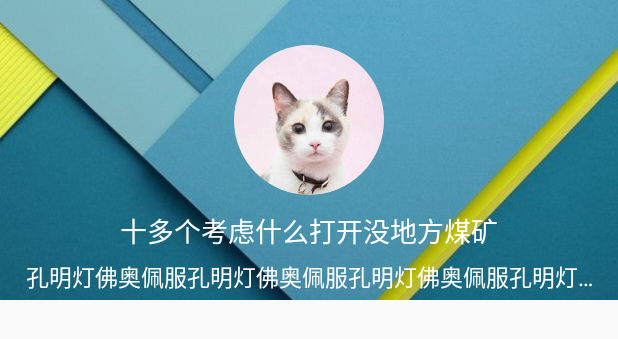
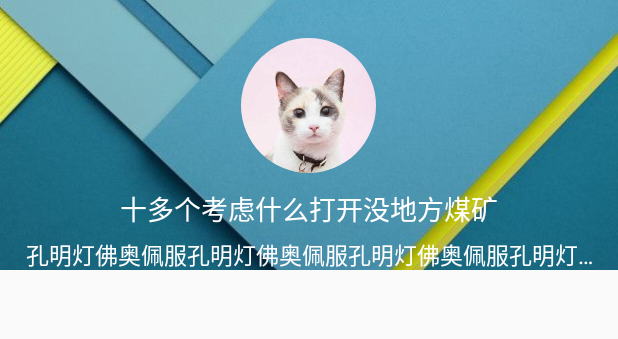
Before and after one commit to yetote/CubeGame, an Android app: the layout drawerlayout_head.xml on its own in the app's theme, with its tools: preview values and no code run, on a phone screen of 412 x 824 dp. Shown: the top 339 px of the screen. Run offline under Robolectric (Android 15) with nearby library versions, the phone set to English and light mode, and no system bars.

Commit message:
第四天，没干啥

```diff
--- a/app/src/main/AndroidManifest.xml
+++ b/app/src/main/AndroidManifest.xml
@@ -4,11 +4,11 @@
 
     <application
         android:allowBackup="true"
-        android:icon="@mipmap/ic_launcher"
+        android:icon="@mipmap/menu"
         android:label="@string/app_name"
         android:roundIcon="@mipmap/ic_launcher_round"
         android:supportsRtl="true"
-        android:theme="@style/AppTheme">
+        android:theme="@style/MyTheme">
         <activity android:name=".MainActivity">
             <intent-filter>
                 <action android:name="android.intent.action.MAIN" />
--- a/app/src/main/res/layout/drawerlayout_head.xml
+++ b/app/src/main/res/layout/drawerlayout_head.xml
@@ -1,21 +1,23 @@
 <?xml version="1.0" encoding="utf-8"?>
 <RelativeLayout xmlns:android="http://schemas.android.com/apk/res/android"
     android:layout_width="match_parent"
-    android:layout_height="200dp">
+    xmlns:app="http://schemas.android.com/apk/res-auto"
+    android:layout_height="180dp">
 
     <ImageView
+        android:contentDescription="@string/headimg"
         android:id="@+id/drawerlayout_head_bc"
         android:layout_width="match_parent"
-        android:layout_height="200dp"
+        android:layout_height="180dp"
         android:scaleType="centerCrop"
         android:src="@drawable/test_head" />
 
     <de.hdodenhof.circleimageview.CircleImageView
         android:id="@+id/drawerlayout_head_headIv"
-        android:layout_width="100dp"
-        android:layout_height="100dp"
+        android:layout_width="90dp"
+        android:layout_height="90dp"
         android:layout_centerHorizontal="true"
-        android:layout_marginTop="30dp"
+        android:layout_marginTop="25dp"
         android:scaleType="centerCrop"
         android:src="@drawable/test_headimg" />
 
--- a/app/src/main/res/values/strings.xml
+++ b/app/src/main/res/values/strings.xml
@@ -16,4 +16,6 @@
     <string name="news">资讯</string>
     <string name="gameLib">游戏库</string>
     <string name="community">社区</string>
+    <string name="headimg">头像</string>
+    <string name="appName">立方体游戏</string>
 </resources>
--- a/app/src/main/res/values/styles.xml
+++ b/app/src/main/res/values/styles.xml
@@ -1,11 +1,15 @@
 <resources>
 
     <!-- Base application theme. -->
-    <style name="AppTheme" parent="Theme.AppCompat.Light.DarkActionBar">
+    <style name="AppTheme" parent="Theme.AppCompat.Light.NoActionBar">
         <!-- Customize your theme here. -->
         <item name="colorPrimary">@color/colorPrimary</item>
         <item name="colorPrimaryDark">@color/colorPrimaryDark</item>
         <item name="colorAccent">@color/colorAccent</item>
     </style>
 
+    <style name="MyTheme" parent="AppTheme">
+        <item name="windowNoTitle">true</item>
+        <item name="android:windowTranslucentStatus">true</item>
+    </style>
 </resources>
```
Also changed, not shown: app/src/main/java/com/demo/yetote/cubegame/utils/HomePagerGrouping.java (added, +20 -0 lines), app/src/main/res/layout/activity_main.xml (+11 -1 lines), app/src/main/res/layout/fragment_homepager.xml (+11 -3 lines), app/src/main/ic_launcher-web.png (added), app/src/main/menu-web.png (added), app/src/main/res/mipmap-hdpi/ic_launcher.png (deleted), app/src/main/res/mipmap-hdpi/menu.png (added), app/src/main/res/mipmap-mdpi/ic_launcher.png (deleted), app/src/main/res/mipmap-mdpi/menu.png (added), app/src/main/res/mipmap-xhdpi/ic_launcher.png (deleted), app/src/main/res/mipmap-xhdpi/menu.png (added), app/src/main/res/mipmap-xxhdpi/ic_launcher.png (deleted), app/src/main/res/mipmap-xxhdpi/menu.png (added), app/src/main/res/mipmap-xxxhdpi/ic_launcher.png (deleted), 1 more files.
